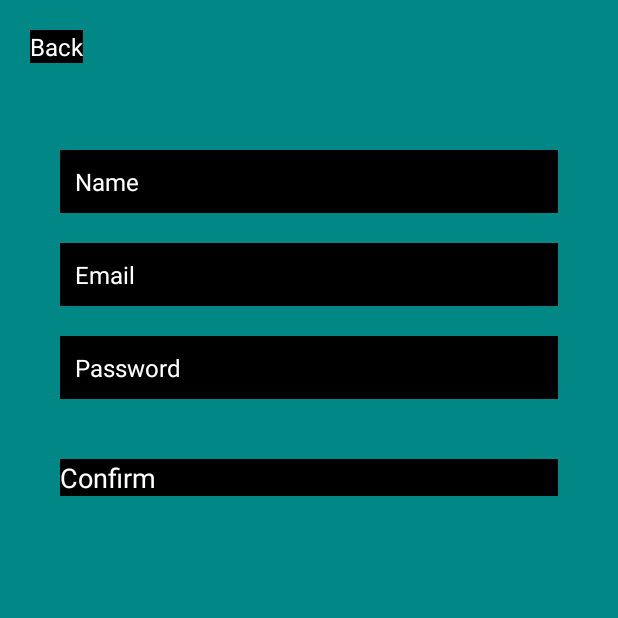
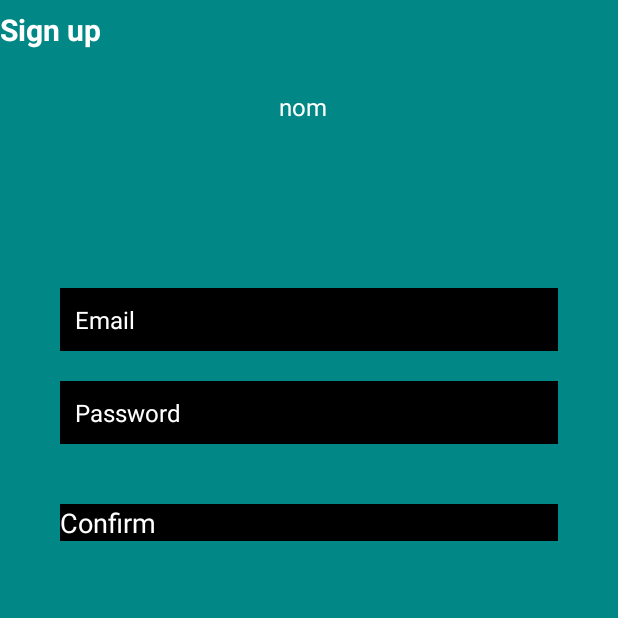
Before and after one commit to rayanguedri/Work-Flow-Manager, an Android app built with Jetpack Compose: the SignUpActivity screen opened directly, with no data from a screen before it, on a phone screen of 412 x 824 dp, the top half of it. Run offline under Robolectric (Android 15) with nearby library versions, the phone set to English and light mode, and no system bars; our stand-ins replace Firebase (no records; nobody signed in at launch, a user with empty details on screens opened directly).

```diff
--- a/app/build.gradle
+++ b/app/build.gradle
@@ -51,10 +51,10 @@ android {
 dependencies {
 
     implementation 'androidx.core:core-ktx:1.10.1'
-    implementation platform('org.jetbrains.kotlin:kotlin-bom:1.8.0')
+    implementation platform('org.jetbrains.kotlin:kotlin-bom:1.9.0')
     implementation 'androidx.lifecycle:lifecycle-runtime-ktx:2.6.1'
     implementation 'androidx.activity:activity-compose:1.7.2'
-    implementation platform('androidx.compose:compose-bom:2022.10.00')
+    implementation platform('androidx.compose:compose-bom:2023.06.01')
     implementation 'androidx.compose.ui:ui'
     implementation 'androidx.compose.ui:ui-graphics'
     implementation 'androidx.compose.ui:ui-tooling-preview'
@@ -71,7 +71,7 @@ dependencies {
     testImplementation 'junit:junit:4.13.2'
     androidTestImplementation 'androidx.test.ext:junit:1.1.5'
     androidTestImplementation 'androidx.test.espresso:espresso-core:3.5.1'
-    androidTestImplementation platform('androidx.compose:compose-bom:2022.10.00')
+    androidTestImplementation platform('androidx.compose:compose-bom:2023.06.01')
     androidTestImplementation 'androidx.compose.ui:ui-test-junit4'
     debugImplementation 'androidx.compose.ui:ui-tooling'
     debugImplementation 'androidx.compose.ui:ui-test-manifest'
--- a/app/src/main/java/com/example/workmanager/BaseActivity.kt
+++ b/app/src/main/java/com/example/workmanager/BaseActivity.kt
@@ -4,6 +4,8 @@ import android.app.Dialog
 import androidx.appcompat.app.AppCompatActivity
 import android.os.Bundle
 import android.os.Handler
+import android.widget.Button
+import android.widget.EditText
 import android.widget.TextView
 import android.widget.Toast
 import androidx.core.content.ContextCompat
--- a/app/src/main/res/layout/activity_sign_up.xml
+++ b/app/src/main/res/layout/activity_sign_up.xml
@@ -1,44 +1,57 @@
 <?xml version="1.0" encoding="utf-8"?>
-<RelativeLayout xmlns:android="http://schemas.android.com/apk/res/android"
+<LinearLayout xmlns:android="http://schemas.android.com/apk/res/android"
     xmlns:tools="http://schemas.android.com/tools"
+    xmlns:app="http://schemas.android.com/apk/res-auto"
     android:layout_width="match_parent"
     android:layout_height="match_parent"
     android:background="@color/teal_700"
-    tools:context=".SignUpActivity">
+    tools:context=".SignUpActivity"
+    android:orientation="vertical">
 
-    <Button
-        android:id="@+id/backButton"
-        android:layout_width="wrap_content"
+
+    <androidx.appcompat.widget.Toolbar
+        android:layout_width="match_parent"
+        android:layout_height="40dp">
+
+        <TextView
+            android:id="@+id/tv_title"
+            android:layout_height="match_parent"
+            android:layout_width="match_parent"
+            android:gravity="center_vertical"
+            android:text="@string/sign_up"
+            android:textColor="@color/white"
+            android:textSize="20sp"
+            android:textStyle="bold" />
+    </androidx.appcompat.widget.Toolbar>
+    <LinearLayout
+        android:layout_width="match_parent"
+        android:layout_height="match_parent"
+        android:layout_gravity="center"
+        android:layout_marginTop="20dp"
+        android:orientation="vertical">
+
+C
+
+        <androidx.appcompat.widget.AppCompatEditText
+            android:id="@+id/nameEditText"
+            android:layout_width="match_parent"
             android:layout_height="wrap_content"
-        android:layout_marginTop="20dp"
-        android:layout_marginStart="20dp"
-        android:background="@color/black"
-        android:text="Back"
+            android:layout_marginStart="2dp"
+            android:layout_marginEnd="10dp"
+            android:layout_marginBottom="90dp"
+            android:gravity="center"
+            android:text="nom"
             android:textColor="@color/white"
             android:textSize="16sp" />
 
-    <EditText
-        android:id="@+id/nameEditText"
-        android:layout_width="match_parent"
-        android:layout_height="wrap_content"
-        android:layout_marginTop="100dp"
-        android:layout_marginStart="40dp"
-        android:layout_marginEnd="40dp"
-        android:background="@color/black"
-        android:drawablePadding="10dp"
-        android:hint="@string/name"
-        android:inputType="textPersonName"
-        android:padding="10dp"
-        android:textColor="@color/white"
-        android:textColorHint="@color/white"
-        android:textSize="16sp" />
 
-    <EditText
+        <androidx.appcompat.widget.AppCompatEditText
             android:id="@+id/emailEditText"
             android:layout_width="match_parent"
             android:layout_height="wrap_content"
-        android:layout_below="@id/nameEditText"
             android:layout_marginTop="20dp"
+            android:clickable="true"
+            android:focusable="true"
             android:layout_marginStart="40dp"
             android:layout_marginEnd="40dp"
             android:background="@color/black"
@@ -80,4 +93,8 @@
             android:textColor="@color/white"
             android:textSize="18sp" />
 
-</RelativeLayout>
+    </LinearLayout>
+
+
+
+</LinearLayout>
--- a/app/src/main/res/values/strings.xml
+++ b/app/src/main/res/values/strings.xml
@@ -14,4 +14,5 @@
     <string name="email">Email</string>
     <string name="click_again_to_exit">click again to exit</string>
     <string name="please_wait">please_wait</string>
+    <string name="sign_up">Sign up</string>
 </resources>
```
Also changed, not shown: app/src/main/java/com/example/workmanager/SignUpActivity.kt (+11 -30 lines), app/src/main/res/layout/activity_sign_in.xml (+4 -58 lines). Lines whose indentation alone changed are shown as unchanged.
